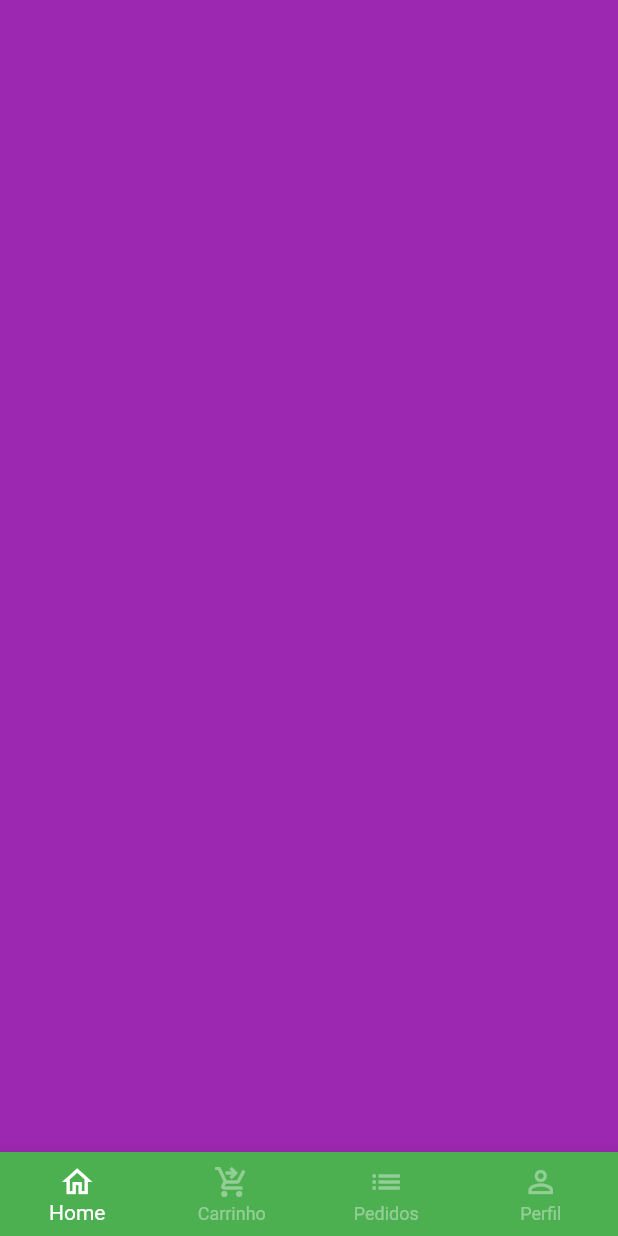
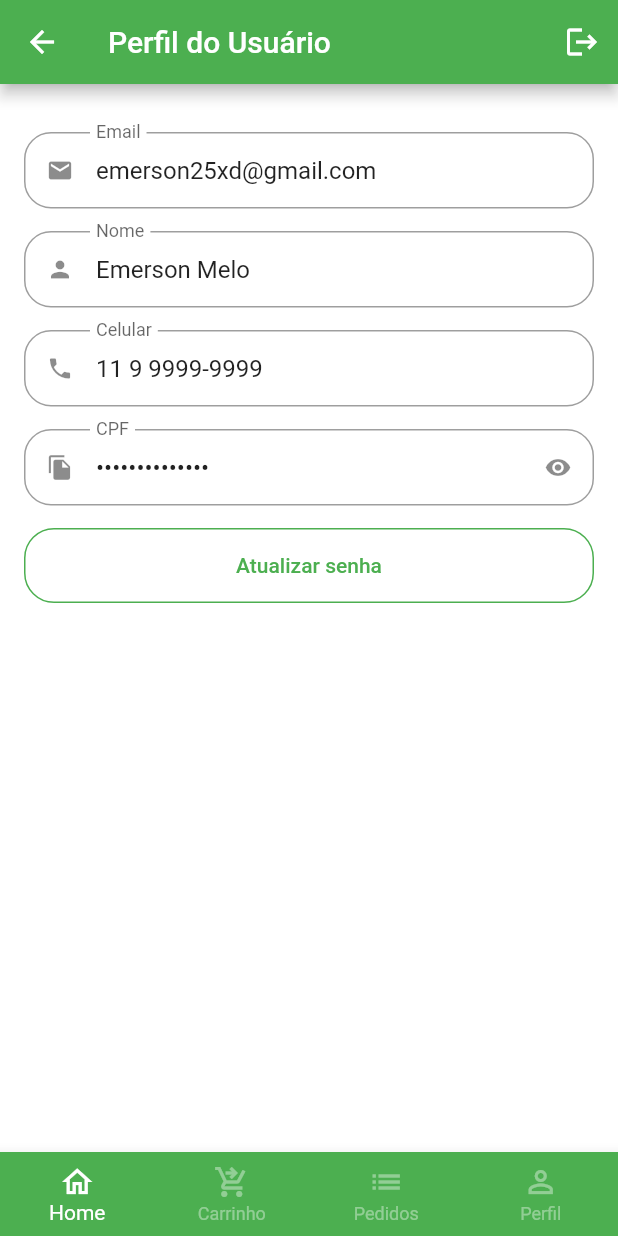
Before and after one commit to emersonmelomartins/flutter-learns, a Flutter app: the BaseScreen screen opened directly, swiped to page 4, on a phone screen of 412 x 824 dp. Run offline on Flutter 3.47's test engine with Material 2 defaults, Android fonts, the phone set to English and light mode, and no system bars; our stand-ins replace animated_text_kit, badges, fluttertoast, mask_text_input_formatter.

Commit message:
Profile tab with change password dialog

```diff
--- a/greengrocer/lib/src/config/app_data.dart
+++ b/greengrocer/lib/src/config/app_data.dart
@@ -1,3 +1,5 @@
+import 'package:greengrocer/src/models/user_model.dart';
+
 import '../models/cart_item_model.dart';
 import '../models/item_model.dart';
 
@@ -77,3 +79,11 @@ List<CartItemModel> cartItems = [
   CartItemModel(item: mango, quantity: 1),
   CartItemModel(item: guava, quantity: 3),
 ];
+
+UserModel user = UserModel(
+  name: "Emerson Melo",
+  email: "emerson25xd@gmail.com",
+  phone: "11 9 9999-9999",
+  cpf: "123.123.123.44",
+  password: "",
+);
--- /dev/null
+++ b/greengrocer/lib/src/models/user_model.dart
@@ -0,0 +1,15 @@
+class UserModel {
+  String name;
+  String email;
+  String phone;
+  String cpf;
+  String password;
+
+  UserModel({
+    required this.name,
+    required this.email,
+    required this.phone,
+    required this.cpf,
+    required this.password,
+    });
+}
--- a/greengrocer/lib/src/pages/auth/sign_in_screen.dart
+++ b/greengrocer/lib/src/pages/auth/sign_in_screen.dart
@@ -4,7 +4,7 @@ import 'package:greengrocer/src/pages/auth/sign_up_screen.dart';
 import 'package:greengrocer/src/config/custom_colors.dart';
 
 import '../base/base_screen.dart';
-import 'components/custom_text_field.dart';
+import '../common_widgets/custom_text_field.dart';
 
 class SignInScreen extends StatelessWidget {
   const SignInScreen({Key? key}) : super(key: key);
--- a/greengrocer/lib/src/pages/auth/sign_up_screen.dart
+++ b/greengrocer/lib/src/pages/auth/sign_up_screen.dart
@@ -2,7 +2,7 @@ import 'package:flutter/material.dart';
 import 'package:greengrocer/src/config/custom_colors.dart';
 import 'package:mask_text_input_formatter/mask_text_input_formatter.dart';
 
-import 'components/custom_text_field.dart';
+import '../common_widgets/custom_text_field.dart';
 
 class SignUpScreen extends StatelessWidget {
   SignUpScreen({Key? key}) : super(key: key);
--- a/greengrocer/lib/src/pages/base/base_screen.dart
+++ b/greengrocer/lib/src/pages/base/base_screen.dart
@@ -1,6 +1,7 @@
 import 'package:flutter/material.dart';
 import 'package:greengrocer/src/pages/cart/cart_tab.dart';
 import 'package:greengrocer/src/pages/home/home_tab.dart';
+import 'package:greengrocer/src/pages/profile/profile_tab.dart';
 
 class BaseScreen extends StatefulWidget {
   const BaseScreen({Key? key}) : super(key: key);
@@ -64,9 +65,7 @@ class _BaseScreenState extends State<BaseScreen> {
           Container(
             color: Colors.blue,
           ),
-          Container(
-            color: Colors.purple,
-          ),
+          const ProfileTab(),
         ],
       ),
     );
--- a/greengrocer/lib/src/pages/auth/components/custom_text_field.dart
+++ b/greengrocer/lib/src/pages/common_widgets/custom_text_field.dart
@@ -6,6 +6,8 @@ class CustomTextField extends StatefulWidget {
   final String label;
   final bool isSecret;
   final List<TextInputFormatter>? inputFormatters;
+  final String? initialValue;
+  final bool readOnly;
 
   const CustomTextField({
     Key? key,
@@ -13,6 +15,8 @@ class CustomTextField extends StatefulWidget {
     required this.label,
     this.isSecret = false,
     this.inputFormatters,
+    this.initialValue,
+    this.readOnly = false,
   }) : super(key: key);
 
   @override
@@ -36,6 +40,8 @@ class _CustomTextFieldState extends State<CustomTextField> {
         bottom: 15,
       ),
       child: TextFormField(
+        readOnly: widget.readOnly,
+        initialValue: widget.initialValue,
         inputFormatters: widget.inputFormatters,
         decoration: InputDecoration(
           isDense: true,
--- /dev/null
+++ b/greengrocer/lib/src/pages/profile/profile_tab.dart
@@ -0,0 +1,154 @@
+import 'package:flutter/material.dart';
+import 'package:greengrocer/src/pages/common_widgets/custom_text_field.dart';
+import 'package:greengrocer/src/config/app_data.dart' as app_data;
+
+class ProfileTab extends StatefulWidget {
+  const ProfileTab({super.key});
+
+  @override
+  State<ProfileTab> createState() => _ProfileTabState();
+}
+
+class _ProfileTabState extends State<ProfileTab> {
+  @override
+  Widget build(BuildContext context) {
+    return Scaffold(
+      appBar: AppBar(
+        title: const Text("Perfil do Usuário"),
+        actions: [
+          IconButton(
+            onPressed: () {},
+            icon: const Icon(Icons.logout),
+          )
+        ],
+      ),
+      body: ListView(
+        physics: const BouncingScrollPhysics(),
+        padding: const EdgeInsets.fromLTRB(16, 32, 16, 16),
+        children: [
+          CustomTextField(
+            icon: Icons.email,
+            label: "Email",
+            initialValue: app_data.user.email,
+            readOnly: true,
+          ),
+
+          CustomTextField(
+            icon: Icons.person,
+            label: "Nome",
+            initialValue: app_data.user.name,
+            readOnly: true,
+          ),
+
+          CustomTextField(
+            icon: Icons.phone,
+            label: "Celular",
+            initialValue: app_data.user.phone,
+            readOnly: true,
+          ),
+
+          CustomTextField(
+            icon: Icons.file_copy,
+            label: "CPF",
+            isSecret: true,
+            initialValue: app_data.user.cpf,
+            readOnly: true,
+          ),
+
+          // Botão para atualizar a senha
+          SizedBox(
+            height: 50,
+            child: OutlinedButton(
+              style: OutlinedButton.styleFrom(
+                  side: const BorderSide(
+                    color: Colors.green,
+                  ),
+                  shape: RoundedRectangleBorder(
+                    borderRadius: BorderRadius.circular(20),
+                  )),
+              onPressed: () {
+                updatePassword();
+              },
+              child: const Text("Atualizar senha"),
+            ),
+          ),
+        ],
+      ),
+    );
+  }
+
+  Future<bool?> updatePassword() {
+    return showDialog(
+      context: context,
+      builder: (context) {
+        return Dialog(
+          shape: RoundedRectangleBorder(
+            borderRadius: BorderRadius.circular(20),
+          ),
+          child: Stack(
+            children: [
+              Padding(
+                padding: const EdgeInsets.all(16),
+                child: Column(
+                  crossAxisAlignment: CrossAxisAlignment.stretch,
+                  mainAxisSize: MainAxisSize.min,
+                  children: [
+                    const Padding(
+                      padding: EdgeInsets.symmetric(vertical: 12),
+                      child: Text(
+                        "Atualização de senha",
+                        textAlign: TextAlign.center,
+                        style: TextStyle(
+                          fontSize: 18,
+                          fontWeight: FontWeight.bold,
+                        ),
+                      ),
+                    ),
+                    const CustomTextField(
+                      icon: Icons.lock,
+                      label: "Senha atual",
+                      isSecret: true,
+                    ),
+                    const CustomTextField(
+                      icon: Icons.lock_outline,
+                      label: "Nova senha",
+                      isSecret: true,
+                    ),
+                    const CustomTextField(
+                      icon: Icons.lock_outline,
+                      label: "Confirmar nova senha",
+                      isSecret: true,
+                    ),
+                    SizedBox(
+                      height: 45,
+                      child: ElevatedButton(
+                        style: ElevatedButton.styleFrom(
+                            shape: RoundedRectangleBorder(
+                          borderRadius: BorderRadius.circular(20),
+                        )),
+                        onPressed: () {},
+                        child: const Text("Atualizar"),
+                      ),
+                    )
+                  ],
+                ),
+              ),
+              Positioned(
+                top: 5,
+                right: 5,
+                child: IconButton(
+                  onPressed: () {
+                    Navigator.of(context).pop();
+                  },
+                  icon: const Icon(
+                    Icons.close,
+                  ),
+                ),
+              ),
+            ],
+          ),
+        );
+      },
+    );
+  }
+}
```
